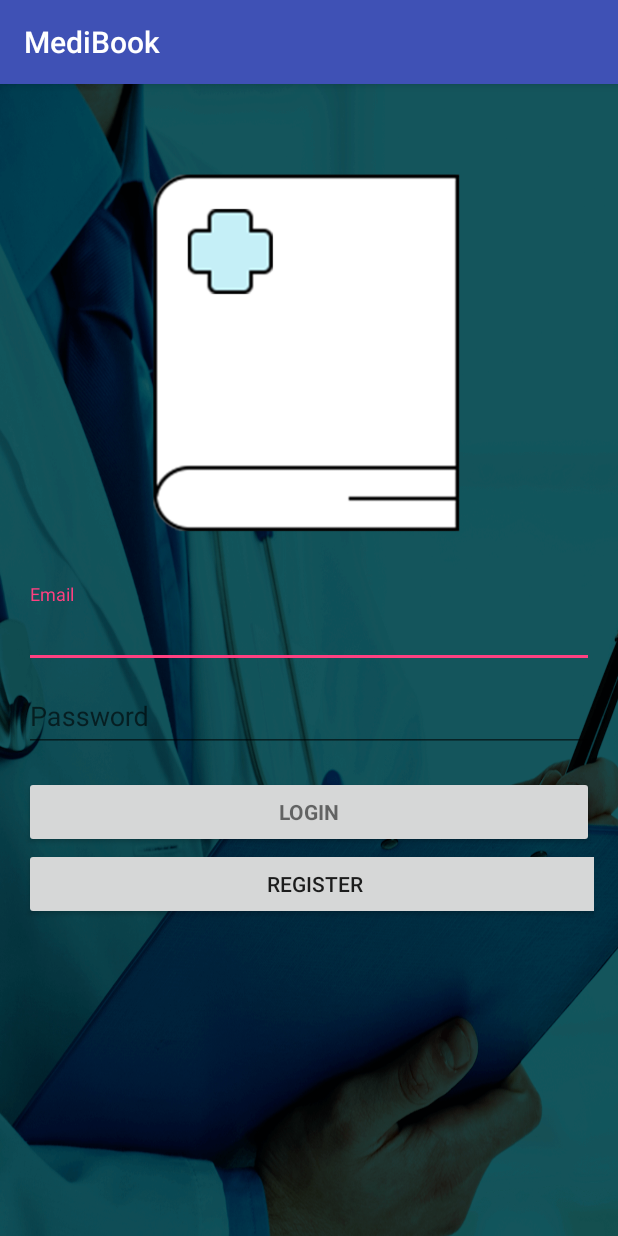
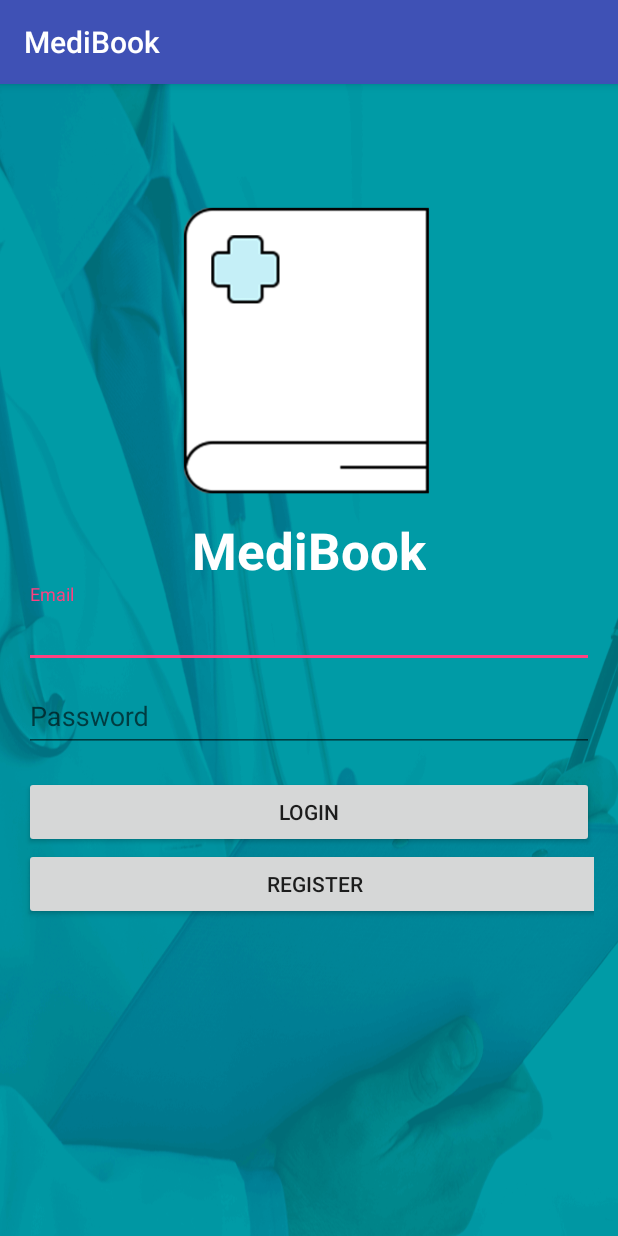
Before and after one commit to UWMediBook/patientAndroid, an Android app: the screen it shows after launch (LoginActivity), on a phone screen of 412 x 824 dp. Run offline under Robolectric (Android 15) with nearby library versions, the phone set to English and light mode, and no system bars; 4 statements that could not run were skipped.

Commit message:
bg_shade color updated, cleared button styling

```diff
--- a/app/src/main/res/layout/activity_login.xml
+++ b/app/src/main/res/layout/activity_login.xml
@@ -10,7 +10,7 @@
     android:paddingTop="@dimen/activity_vertical_margin"
     tools:context=".medibook.LoginActivity"
     android:weightSum="1"
-    android:background="@drawable/bg_darkened1">
+    android:background="@drawable/doc_bg2">
 
     <!-- Login progress -->
     <FrameLayout
@@ -19,11 +19,22 @@
         android:id="@+id/Logo">
 
         <ImageView
-            android:layout_width="433dp"
-            android:layout_height="362dp"
+            android:layout_width="347dp"
+            android:layout_height="290dp"
             android:id="@+id/imageView"
             android:layout_gravity="center"
             android:src="@drawable/icon"/>
+
+        <TextView
+            android:layout_width="wrap_content"
+            android:layout_height="wrap_content"
+            android:textAppearance="?android:attr/textAppearanceLarge"
+            android:text="MediBook"
+            android:id="@+id/textView"
+            android:layout_gravity="center_horizontal|bottom"
+            android:textSize="34dp"
+            android:textColor="#FFFFFF"
+            android:textStyle="bold" />
     </FrameLayout>
     <ProgressBar
         android:id="@+id/login_progress"
@@ -56,7 +67,9 @@
                     android:hint="@string/prompt_email"
                     android:inputType="textEmailAddress"
                     android:maxLines="1"
-                    android:singleLine="true" />
+                    android:singleLine="true"
+                    android:textColor="#FFFFFF"
+                    android:textColorHint="#FFFFFF"/>
 
             </android.support.design.widget.TextInputLayout>
 
@@ -80,18 +93,18 @@
 
             <Button
                 android:id="@+id/email_sign_in_button"
-                style="?android:textAppearanceSmall"
                 android:layout_width="match_parent"
                 android:layout_height="wrap_content"
                 android:layout_marginTop="16dp"
                 android:text="@string/action_login"
-                android:textStyle="bold" />
+                />
 
             <Button
                 android:layout_width="388dp"
                 android:layout_height="wrap_content"
                 android:text="Register"
-                android:id="@+id/RegisterButton" />
+                android:id="@+id/RegisterButton"
+                />
 
         </LinearLayout>
     </ScrollView>
```
Also changed, not shown: app/src/main/res/drawable/doc_bg2.png (added).
